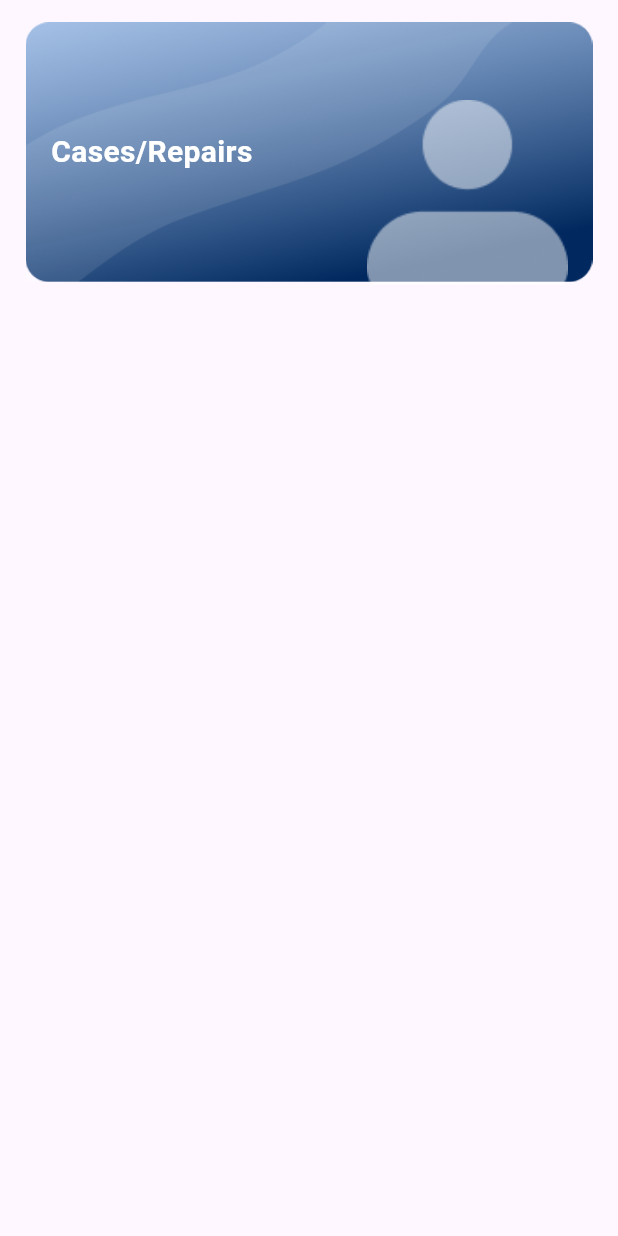
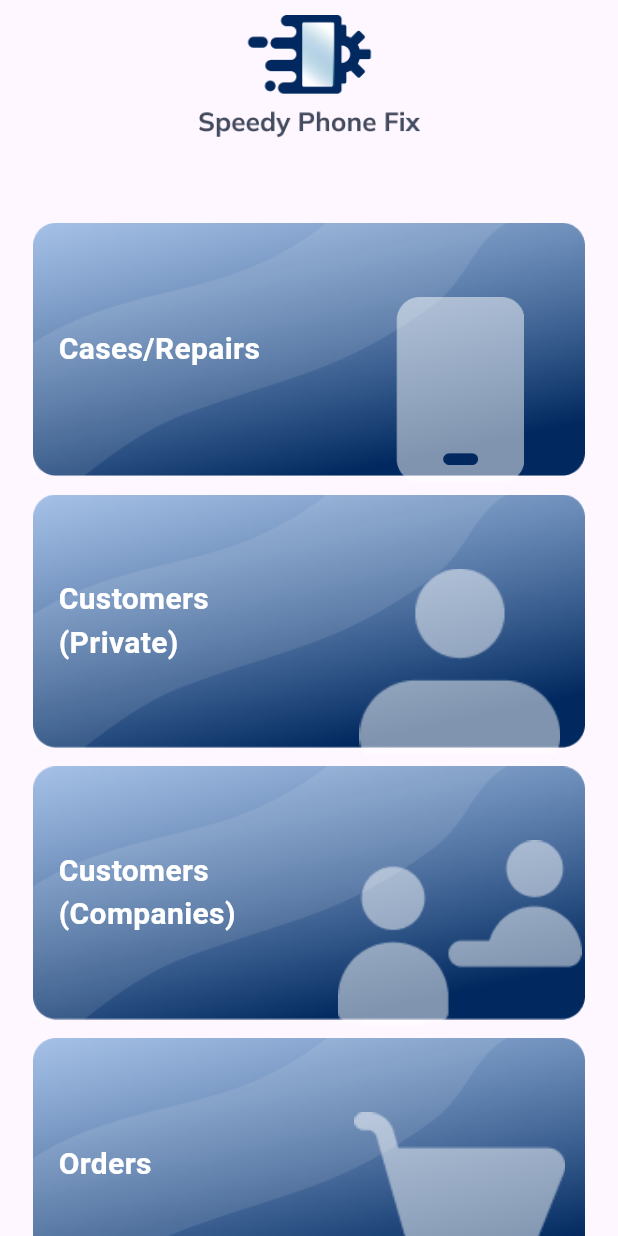
Before and after one commit to majdAlmanwer/Speedy-phone-fix, a Flutter app: the screen it shows after launch, on a phone screen of 412 x 824 dp. Run offline on Flutter 3.47's test engine with Material 3 defaults, Android fonts, the phone set to English and light mode, and no system bars; our stand-ins replace dio, get, get_storage.

Commit message:
Create HomeHeader Widget-Add HomeCards without routes

```diff
--- a/lib/Screen/Home/HomeScreen.dart
+++ b/lib/Screen/Home/HomeScreen.dart
@@ -10,7 +10,9 @@ class HomeScreen extends StatelessWidget {
   @override
   Widget build(BuildContext context) {
     return Scaffold(
-      body: HomeScreenBody(),
+      body: SingleChildScrollView(
+        child: HomeScreenBody(),
+      ),
     );
   }
 }
--- a/lib/Screen/Home/HomeScreenBody.dart
+++ b/lib/Screen/Home/HomeScreenBody.dart
@@ -4,6 +4,7 @@ import 'package:flutter/widgets.dart';
 import 'package:get/get.dart';
 import 'package:speedy_phone_fix/Routes/Routes.dart';
 import 'package:speedy_phone_fix/Screen/Home/homeWidget/HomeCardWidget.dart';
+import 'package:speedy_phone_fix/Screen/Home/homeWidget/HomeHeader.dart';
 
 class HomeScreenBody extends StatelessWidget {
   const HomeScreenBody({super.key});
@@ -11,18 +12,40 @@ class HomeScreenBody extends StatelessWidget {
   @override
   Widget build(BuildContext context) {
     return Container(
-      padding:
-          const EdgeInsets.only(right: 12.0, left: 12.0, top: 8, bottom: 8),
+      padding: const EdgeInsets.only(
+          right: 20.0, left: 20.0, top: 10.0, bottom: 10.0),
       child: SafeArea(
         child: Column(
           children: [
+            HomeHeader(),
             HomeCardWidget(
               title: 'Cases/Repairs',
+              iconPath: 'Assets/Icons/Vector(4).png',
+              onTap: () {
+                Get.toNamed(AppRoutes.newcasescreen);
+              },
+            ),
+            HomeCardWidget(
+              title: 'Customers\n(Private)',
               iconPath: 'Assets/Icons/Vector (2).png',
               onTap: () {
                 Get.toNamed(AppRoutes.newcasescreen);
               },
             ),
+            HomeCardWidget(
+              title: 'Customers\n(Companies)',
+              iconPath: 'Assets/Icons/Vector (1).png',
+              onTap: () {
+                Get.toNamed(AppRoutes.newcasescreen);
+              },
+            ),
+            HomeCardWidget(
+              title: 'Orders',
+              iconPath: 'Assets/Icons/Vector (3).png',
+              onTap: () {
+                Get.toNamed(AppRoutes.newcasescreen);
+              },
+            )
           ],
         ),
       ),
--- a/lib/Screen/Home/homeWidget/HomeCardWidget.dart
+++ b/lib/Screen/Home/homeWidget/HomeCardWidget.dart
@@ -18,7 +18,7 @@ class HomeCardWidget extends StatelessWidget {
     return InkWell(
       onTap: onTap,
       child: Container(
-        margin: const EdgeInsets.all(5),
+        margin: const EdgeInsets.all(2),
         padding: const EdgeInsets.only(right: 1, left: 5),
         width: Get.width,
         height: Get.height * .215,
--- /dev/null
+++ b/lib/Screen/Home/homeWidget/HomeHeader.dart
@@ -0,0 +1,20 @@
+import 'package:flutter/material.dart';
+import 'package:get/get.dart';
+
+class HomeHeader extends StatelessWidget {
+  const HomeHeader({super.key});
+
+  @override
+  Widget build(BuildContext context) {
+    return Center(
+      child: Container(
+        padding: const EdgeInsets.only(
+            right: 0.0, left: 0.0, top: 0.0, bottom: 50.0),
+        child: Image.asset(
+          'Assets/Images/logo1.png',
+          height: Get.height * 0.1,
+        ),
+      ),
+    );
+  }
+}
```
Also changed, not shown: Assets/Icons/Vector(4).png (added), Assets/Images/logo1.png (added).
